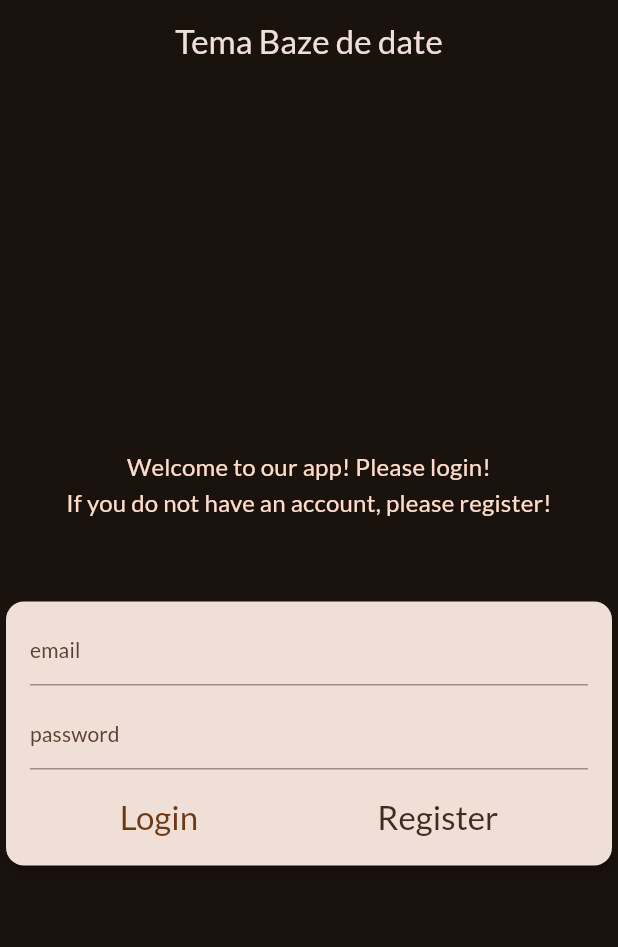
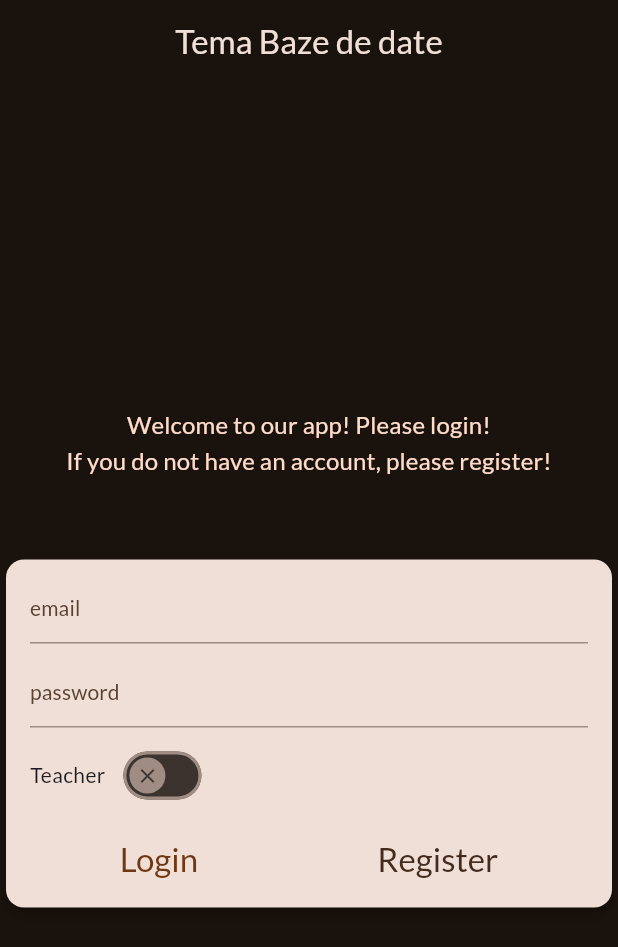
Before and after one commit to MateiEne/courses-records, a Flutter app: the screen it shows after launch, on a phone screen of 412 x 824 dp. Shown: the top 947 px of the screen. Run offline on Flutter 3.47's test engine with Material 3 defaults, Android fonts, the phone set to English and light mode, and no system bars; our stand-ins replace google_fonts, sqflite, transparent_image; accounts and stored records are empty.

Commit message:
login and register as teacher - show the courses teacher is enroled in

```diff
--- a/lib/database/extension_teachers_db.dart
+++ b/lib/database/extension_teachers_db.dart
@@ -9,4 +9,16 @@ extension TeachersTableExtension on DatabaseHelper {
       VALUES ("${teacher.firstName}", "${teacher.lastName}", "${teacher.email}", "${teacher.phoneNumber}", "${teacher.password}")
     ''');
   }
+
+  Future<Teacher?> getTeacher({required String email}) async {
+    final db = await database;
+    final List<Map<String, Object?>> result =
+        await db.rawQuery('SELECT * FROM $_TEACHERS_TABLE WHERE email = "$email"');
+
+    if (result.isEmpty) {
+      return null;
+    }
+
+    return Teacher.fromMap(result.first);
+  }
 }
--- a/lib/models/course.dart
+++ b/lib/models/course.dart
@@ -26,7 +26,7 @@ class Course {
         date = map['date'],
         duration = map['duration'],
         price = map['price'],
-        categoryId = map['categoryId'],
+        categoryId = map['categoryID'],
         teacherEmail = map['teacherEmail'];
 
   Map<String, dynamic> toMap() {
@@ -37,7 +37,7 @@ class Course {
       "date": date,
       "duration": duration,
       "price": price,
-      "categoryId": categoryId,
+      "categoryID": categoryId,
       "teacherEmail": teacherEmail,
     };
   }
--- a/lib/widgets/authentication.dart
+++ b/lib/widgets/authentication.dart
@@ -8,7 +8,7 @@ class AuthenticationWidget extends StatefulWidget {
     required this.onRegister,
   }) : super(key: key);
 
-  final void Function(String email, String password) onLogin;
+  final void Function(String email, String password, bool isTeacher) onLogin;
   final void Function() onRegister;
 
   @override
@@ -21,6 +21,17 @@ class _AuthenticationWidgetState extends State<AuthenticationWidget> {
 
   String? _emailError;
   String? _passwordError;
+
+  bool _isTeacher = false;
+
+  final MaterialStateProperty<Icon?> _thumbIcon = MaterialStateProperty.resolveWith<Icon?>(
+    (Set<MaterialState> states) {
+      if (states.contains(MaterialState.selected)) {
+        return const Icon(Icons.check);
+      }
+      return const Icon(Icons.close);
+    },
+  );
 
   @override
   Widget build(BuildContext context) {
@@ -86,6 +97,26 @@ class _AuthenticationWidgetState extends State<AuthenticationWidget> {
               height: 8,
             ),
             Row(
+              children: [
+                const Text('Teacher'),
+                const SizedBox(
+                  width: 8,
+                ),
+                Switch(
+                  value: _isTeacher,
+                  thumbIcon: _thumbIcon,
+                  onChanged: (bool value) {
+                    setState(() {
+                      _isTeacher = value;
+                    });
+                  },
+                ),
+              ],
+            ),
+            const SizedBox(
+              height: 8,
+            ),
+            Row(
               mainAxisAlignment: MainAxisAlignment.spaceAround,
               children: [
                 TextButton(
@@ -106,7 +137,7 @@ class _AuthenticationWidgetState extends State<AuthenticationWidget> {
                       return;
                     }
 
-                    widget.onLogin(_emailController.text.trim(), _passwordController.text.trim());
+                    widget.onLogin(_emailController.text.trim(), _passwordController.text.trim(), _isTeacher);
                   },
                   child: Text(
                     'Login',
```
Also changed, not shown: lib/database/extension_courses_db.dart (+9 -0 lines), lib/screens/category_courses.dart (+4 -7 lines), lib/screens/home_student.dart (renamed from lib/screens/home.dart, +4 -4 lines), lib/screens/home_teacher.dart (added, +74 -0 lines), lib/screens/login.dart (+67 -7 lines), lib/screens/register.dart (+19 -12 lines), lib/widgets/course_item.dart (added, +24 -0 lines).
